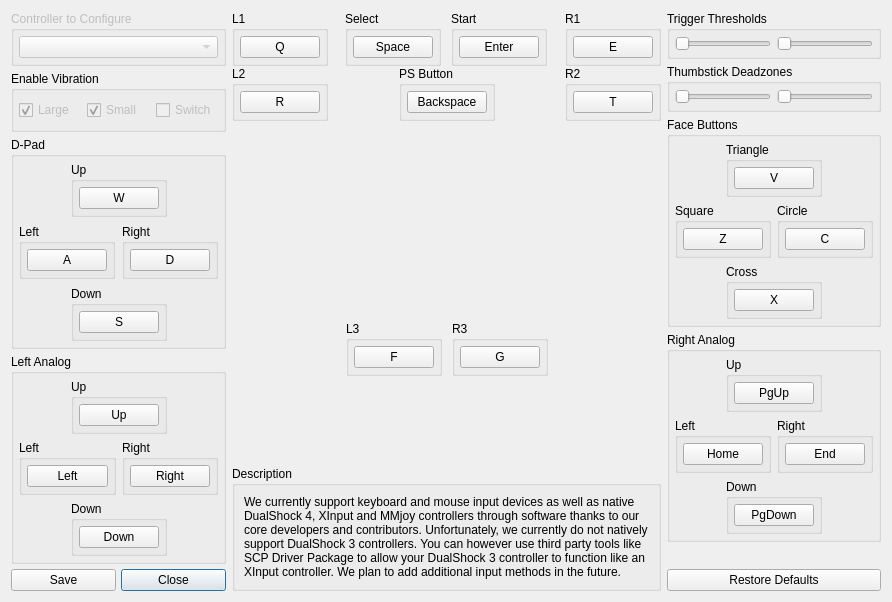
Qt form rpcs3/rpcs3qt/pad_settings_dialog.ui (RPCS3/rpcs3) before a commit.
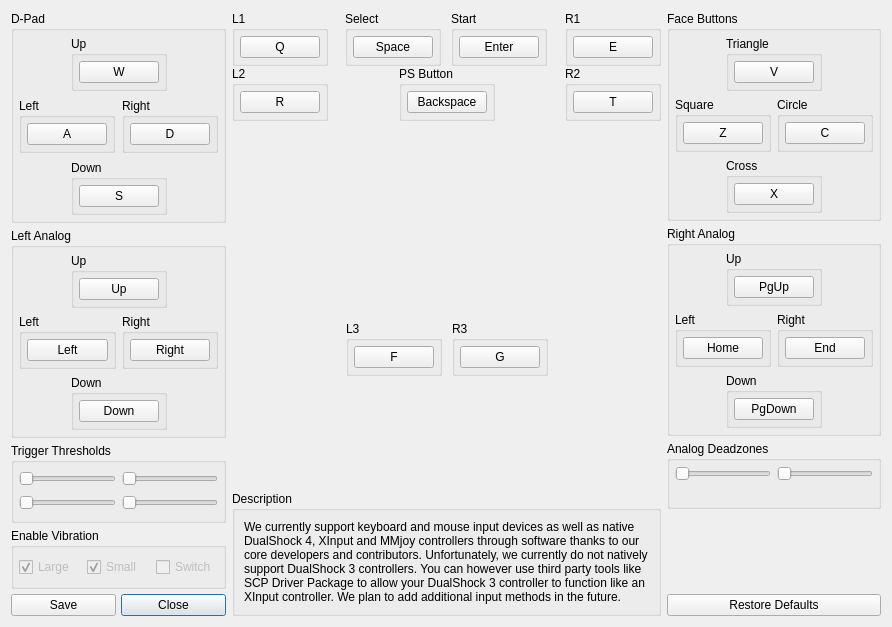
The same form after that commit. Icons and pictures are not drawn.

Commit message:
Input: add deadzone preview by passing necessary values in callback
use 0.5 of max value for threshold in pad dialog

What changed in the file:
```diff
--- a/rpcs3/rpcs3qt/pad_settings_dialog.ui
+++ b/rpcs3/rpcs3qt/pad_settings_dialog.ui
@@ -7,7 +7,7 @@
     <x>0</x>
     <y>0</y>
     <width>892</width>
-    <height>554</height>
+    <height>568</height>
    </rect>
   </property>
   <property name="windowTitle">
@@ -23,90 +23,6 @@
      <property name="spacing">
       <number>5</number>
      </property>
-     <item>
-      <widget class="QGroupBox" name="groupBox">
-       <property name="enabled">
-        <bool>false</bool>
-       </property>
-       <property name="title">
-        <string>Controller to Configure</string>
-       </property>
-       <layout class="QVBoxLayout" name="verticalLayout">
-        <property name="leftMargin">
-         <number>5</number>
-        </property>
-        <property name="topMargin">
-         <number>5</number>
-        </property>
-        <property name="rightMargin">
-         <number>5</number>
-        </property>
-        <property name="bottomMargin">
-         <number>5</number>
-        </property>
-        <item>
-         <widget class="QComboBox" name="cb_controller"/>
-        </item>
-       </layout>
-      </widget>
-     </item>
-     <item>
-      <widget class="QGroupBox" name="gb_vibration">
-       <property name="title">
-        <string>Enable Vibration</string>
-       </property>
-       <layout class="QHBoxLayout" name="horizontalLayout_2">
-        <property name="leftMargin">
-         <number>5</number>
-        </property>
-        <property name="topMargin">
-         <number>9</number>
-        </property>
-        <property name="rightMargin">
-         <number>5</number>
-        </property>
-        <property name="bottomMargin">
-         <number>9</number>
-        </property>
-        <item>
-         <widget class="QCheckBox" name="chb_vibration_large">
-          <property name="enabled">
-           <bool>false</bool>
-          </property>
-          <property name="text">
-           <string>Large</string>
-          </property>
-          <property name="checked">
-           <bool>true</bool>
-          </property>
-         </widget>
-        </item>
-        <item>
-         <widget class="QCheckBox" name="chb_vibration_small">
-          <property name="enabled">
-           <bool>false</bool>
-          </property>
-          <property name="text">
-           <string>Small</string>
-          </property>
-          <property name="checked">
-           <bool>true</bool>
-          </property>
-         </widget>
-        </item>
-        <item>
-         <widget class="QCheckBox" name="chb_vibration_switch">
-          <property name="enabled">
-           <bool>false</bool>
-          </property>
-          <property name="text">
-           <string>Switch</string>
-          </property>
-         </widget>
-        </item>
-       </layout>
-      </widget>
-     </item>
      <item>
       <widget class="QGroupBox" name="groupBox_15">
        <property name="title">
@@ -587,6 +503,138 @@
        </layout>
       </widget>
      </item>
+     <item>
+      <widget class="QGroupBox" name="gb_triggers">
+       <property name="minimumSize">
+        <size>
+         <width>0</width>
+         <height>80</height>
+        </size>
+       </property>
+       <property name="title">
+        <string>Trigger Thresholds</string>
+       </property>
+       <layout class="QHBoxLayout" name="horizontalLayout_21">
+        <property name="leftMargin">
+         <number>5</number>
+        </property>
+        <property name="topMargin">
+         <number>5</number>
+        </property>
+        <property name="rightMargin">
+         <number>5</number>
+        </property>
+        <property name="bottomMargin">
+         <number>5</number>
+        </property>
+        <item>
+         <layout class="QVBoxLayout" name="gb_trigger_left">
+          <item>
+           <widget class="QSlider" name="slider_trigger_left">
+            <property name="enabled">
+             <bool>false</bool>
+            </property>
+            <property name="orientation">
+             <enum>Qt::Horizontal</enum>
+            </property>
+           </widget>
+          </item>
+          <item>
+           <widget class="QSlider" name="preview_trigger_left">
+            <property name="enabled">
+             <bool>false</bool>
+            </property>
+            <property name="orientation">
+             <enum>Qt::Horizontal</enum>
+            </property>
+           </widget>
+          </item>
+         </layout>
+        </item>
+        <item>
+         <layout class="QVBoxLayout" name="gb_trigger_right">
+          <item>
+           <widget class="QSlider" name="slider_trigger_right">
+            <property name="enabled">
+             <bool>false</bool>
+            </property>
+            <property name="orientation">
+             <enum>Qt::Horizontal</enum>
+            </property>
+           </widget>
+          </item>
+          <item>
+           <widget class="QSlider" name="preview_trigger_right">
+            <property name="enabled">
+             <bool>false</bool>
+            </property>
+            <property name="orientation">
+             <enum>Qt::Horizontal</enum>
+            </property>
+           </widget>
+          </item>
+         </layout>
+        </item>
+       </layout>
+      </widget>
+     </item>
+     <item>
+      <widget class="QGroupBox" name="gb_vibration">
+       <property name="title">
+        <string>Enable Vibration</string>
+       </property>
+       <layout class="QHBoxLayout" name="horizontalLayout_2">
+        <property name="leftMargin">
+         <number>5</number>
+        </property>
+        <property name="topMargin">
+         <number>9</number>
+        </property>
+        <property name="rightMargin">
+         <number>5</number>
+        </property>
+        <property name="bottomMargin">
+         <number>9</number>
+        </property>
+        <item>
+         <widget class="QCheckBox" name="chb_vibration_large">
+          <property name="enabled">
+           <bool>false</bool>
+          </property>
+          <property name="text">
+           <string>Large</string>
+          </property>
+          <property name="checked">
+           <bool>true</bool>
+          </property>
+         </widget>
+        </item>
+        <item>
+         <widget class="QCheckBox" name="chb_vibration_small">
+          <property name="enabled">
+           <bool>false</bool>
+          </property>
+          <property name="text">
+           <string>Small</string>
+          </property>
+          <property name="checked">
+           <bool>true</bool>
+          </property>
+         </widget>
+        </item>
+        <item>
+         <widget class="QCheckBox" name="chb_vibration_switch">
+          <property name="enabled">
+           <bool>false</bool>
+          </property>
+          <property name="text">
+           <string>Switch</string>
+          </property>
+         </widget>
+        </item>
+       </layout>
+      </widget>
+     </item>
      <item>
       <spacer name="verticalSpacer_2">
        <property name="orientation">
@@ -1130,88 +1178,6 @@
      <property name="spacing">
       <number>5</number>
      </property>
-     <item>
-      <widget class="QGroupBox" name="gb_triggers">
-       <property name="title">
-        <string>Trigger Thresholds</string>
-       </property>
-       <layout class="QHBoxLayout" name="horizontalLayout_21">
-        <property name="leftMargin">
-         <number>5</number>
-        </property>
-        <property name="topMargin">
-         <number>5</number>
-        </property>
-        <property name="rightMargin">
-         <number>5</number>
-        </property>
-        <property name="bottomMargin">
-         <number>5</number>
-        </property>
-        <item>
-         <widget class="QSlider" name="slider_trigger_left">
-          <property name="enabled">
-           <bool>false</bool>
-          </property>
-          <property name="orientation">
-           <enum>Qt::Horizontal</enum>
-          </property>
-         </widget>
-        </item>
-        <item>
-         <widget class="QSlider" name="slider_trigger_right">
-          <property name="enabled">
-           <bool>false</bool>
-          </property>
-          <property name="orientation">
-           <enum>Qt::Horizontal</enum>
-          </property>
-         </widget>
-        </item>
-       </layout>
-      </widget>
-     </item>
-     <item>
-      <widget class="QGroupBox" name="gb_sticks">
-       <property name="title">
-        <string>Thumbstick Deadzones</string>
-       </property>
-       <layout class="QHBoxLayout" name="horizontalLayout_22">
-        <property name="leftMargin">
-         <number>5</number>
-        </property>
-        <property name="topMargin">
-         <number>5</number>
-        </property>
-        <property name="rightMargin">
-         <number>5</number>
-        </property>
-        <property name="bottomMargin">
-         <number>5</number>
-        </property>
-        <item>
-         <widget class="QSlider" name="slider_stick_left">
-          <property name="enabled">
-           <bool>false</bool>
-          </property>
-          <property name="orientation">
-           <enum>Qt::Horizontal</enum>
-          </property>
-         </widget>
-        </item>
-        <item>
-         <widget class="QSlider" name="slider_stick_right">
-          <property name="enabled">
-           <bool>false</bool>
-          </property>
-          <property name="orientation">
-           <enum>Qt::Horizontal</enum>
-          </property>
-         </widget>
-        </item>
-       </layout>
-      </widget>
-     </item>
      <item>
       <widget class="QGroupBox" name="groupBox_20">
        <property name="title">
@@ -1686,6 +1652,69 @@
        </layout>
       </widget>
      </item>
+     <item>
+      <widget class="QGroupBox" name="gb_sticks">
+       <property name="title">
+        <string>Analog Deadzones</string>
+       </property>
+       <layout class="QHBoxLayout" name="horizontalLayout_22">
+        <property name="leftMargin">
+         <number>5</number>
+        </property>
+        <property name="topMargin">
+         <number>5</number>
+        </property>
+        <property name="rightMargin">
+         <number>5</number>
+        </property>
+        <property name="bottomMargin">
+         <number>5</number>
+        </property>
+        <item>
+         <layout class="QVBoxLayout" name="gb_stick_left">
+          <item>
+           <widget class="QSlider" name="slider_stick_left">
+            <property name="enabled">
+             <bool>false</bool>
+            </property>
+            <property name="orientation">
+             <enum>Qt::Horizontal</enum>
+            </property>
+           </widget>
+          </item>
+          <item>
+           <widget class="QLabel" name="preview_stick_left">
+            <property name="text">
+             <string/>
+            </property>
+           </widget>
+          </item>
+         </layout>
+        </item>
+        <item>
+         <layout class="QVBoxLayout" name="gb_stick_right">
+          <item>
+           <widget class="QSlider" name="slider_stick_right">
+            <property name="enabled">
+             <bool>false</bool>
+            </property>
+            <property name="orientation">
+             <enum>Qt::Horizontal</enum>
+            </property>
+           </widget>
+          </item>
+          <item>
+           <widget class="QLabel" name="preview_stick_right">
+            <property name="text">
+             <string/>
+            </property>
+           </widget>
+          </item>
+         </layout>
+        </item>
+       </layout>
+      </widget>
+     </item>
      <item>
       <spacer name="verticalSpacer_3">
        <property name="orientation">
```
The commit also changes 11 other files.
